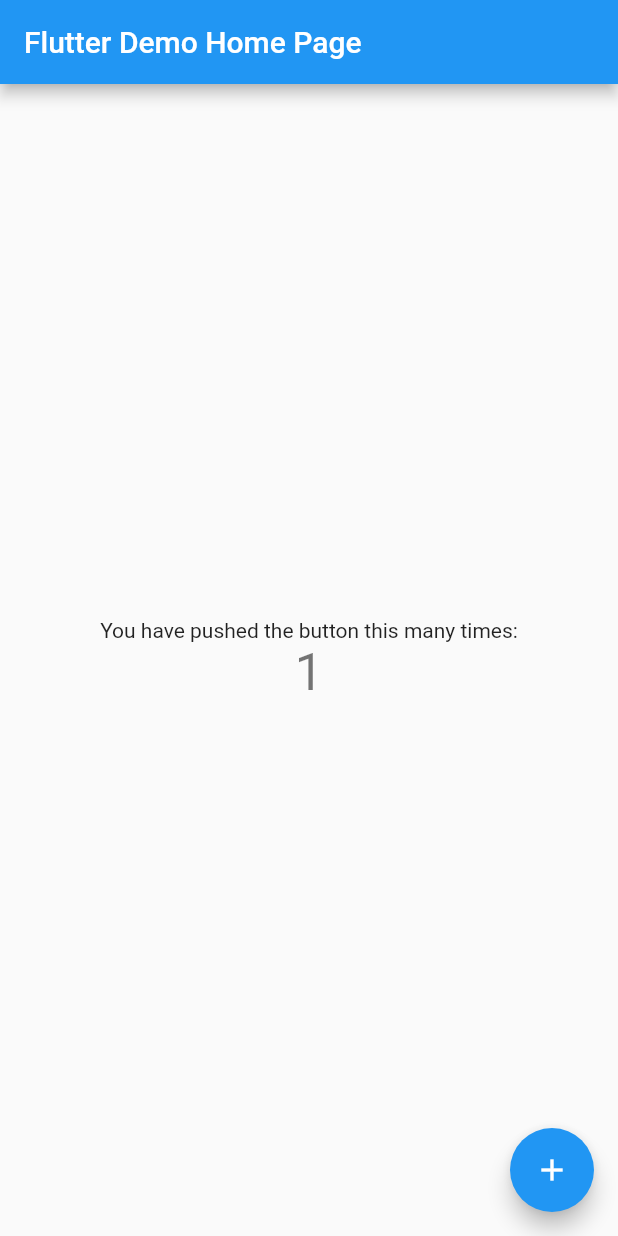
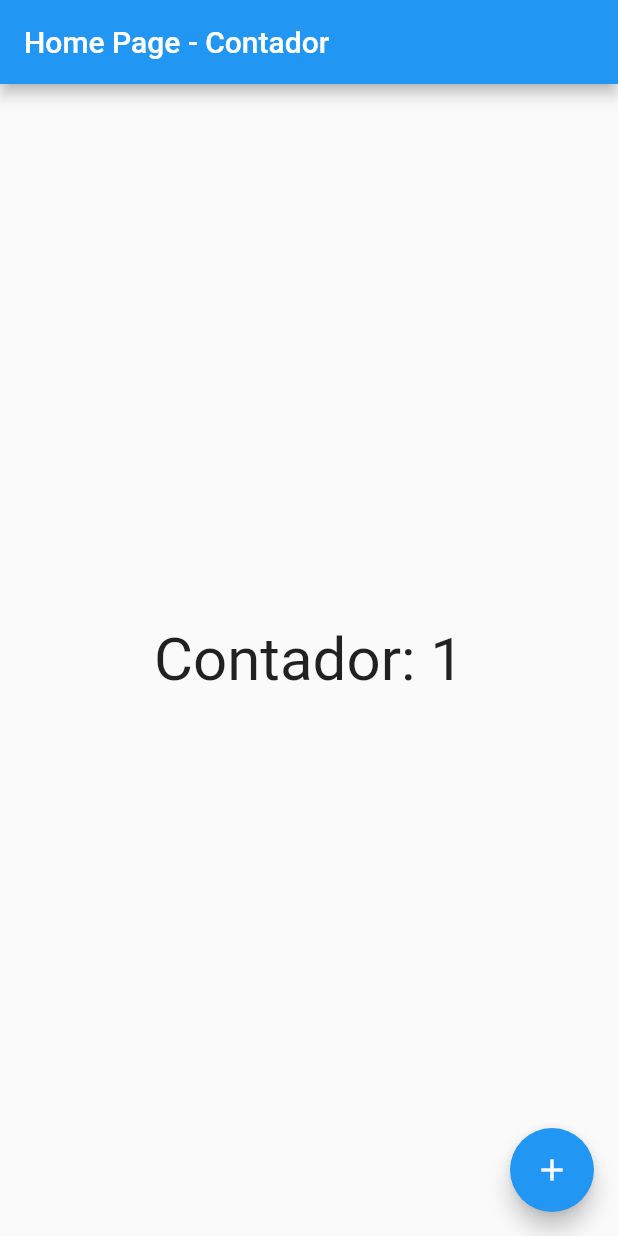
Before and after one commit to CarlusKauan/Flutter, a Flutter app: the screen it shows after launch, after a tap on the "add" icon, on a phone screen of 412 x 824 dp. Run offline on Flutter 3.47's test engine with Material 2 defaults, Android fonts, the light colour scheme and no system bars.

Commit message:
Aula 1 - 10

```diff
--- /dev/null
+++ b/helloworld/lib/app_widget.dart
@@ -0,0 +1,13 @@
+import 'package:flutter/material.dart';
+
+import 'home_page.dart';
+
+class AppWidget extends StatelessWidget {
+  @override
+  Widget build(BuildContext context) {
+    return MaterialApp(
+      theme: ThemeData(primarySwatch: Colors.blue),
+      home: HomePage(),
+    );
+  }
+}
--- /dev/null
+++ b/helloworld/lib/home_page.dart
@@ -0,0 +1,43 @@
+import 'package:flutter/material.dart';
+
+class HomePage extends StatefulWidget {
+  @override
+  State<HomePage> createState() {
+    return HomePageState();
+  }
+}
+
+class HomePageState extends State<HomePage> {
+  int counter = 0;
+
+  @override
+  Widget build(BuildContext context) {
+    return Scaffold(
+      appBar: AppBar(
+        title: Text('Home Page - Contador'),
+      ),
+      body: Center(
+        child: Center(
+            child: GestureDetector(
+          child: Text(
+            'Contador: $counter',
+            style: TextStyle(fontSize: 40),
+          ),
+          onTap: () {
+            setState(() {
+              counter--;
+            });
+          },
+        )),
+      ),
+      floatingActionButton: FloatingActionButton(
+        child: Icon(Icons.add),
+        onPressed: () {
+          setState(() {
+            counter++;
+          });
+        },
+      ),
+    );
+  }
+}
--- a/helloworld/lib/main.dart
+++ b/helloworld/lib/main.dart
@@ -1,115 +1,7 @@
 import 'package:flutter/material.dart';
 
-void main() {
-  runApp(const MyApp());
+import 'app_widget.dart';
+
+main() {
+  runApp(AppWidget());
 }
-
-class MyApp extends StatelessWidget {
-  const MyApp({Key? key}) : super(key: key);
-
-  // This widget is the root of your application.
-  @override
-  Widget build(BuildContext context) {
-    return MaterialApp(
-      title: 'Flutter Demo',
-      theme: ThemeData(
-        // This is the theme of your application.
-        //
-        // Try running your application with "flutter run". You'll see the
-        // application has a blue toolbar. Then, without quitting the app, try
-        // changing the primarySwatch below to Colors.green and then invoke
-        // "hot reload" (press "r" in the console where you ran "flutter run",
-        // or simply save your changes to "hot reload" in a Flutter IDE).
-        // Notice that the counter didn't reset back to zero; the application
-        // is not restarted.
-        primarySwatch: Colors.blue,
-      ),
-      home: const MyHomePage(title: 'Flutter Demo Home Page'),
-    );
-  }
-}
-
-class MyHomePage extends StatefulWidget {
-  const MyHomePage({Key? key, required this.title}) : super(key: key);
-
-  // This widget is the home page of your application. It is stateful, meaning
-  // that it has a State object (defined below) that contains fields that affect
-  // how it looks.
-
-  // This class is the configuration for the state. It holds the values (in this
-  // case the title) provided by the parent (in this case the App widget) and
-  // used by the build method of the State. Fields in a Widget subclass are
-  // always marked "final".
-
-  final String title;
-
-  @override
-  State<MyHomePage> createState() => _MyHomePageState();
-}
-
-class _MyHomePageState extends State<MyHomePage> {
-  int _counter = 0;
-
-  void _incrementCounter() {
-    setState(() {
-      // This call to setState tells the Flutter framework that something has
-      // changed in this State, which causes it to rerun the build method below
-      // so that the display can reflect the updated values. If we changed
-      // _counter without calling setState(), then the build method would not be
-      // called again, and so nothing would appear to happen.
-      _counter++;
-    });
-  }
-
-  @override
-  Widget build(BuildContext context) {
-    // This method is rerun every time setState is called, for instance as done
-    // by the _incrementCounter method above.
-    //
-    // The Flutter framework has been optimized to make rerunning build methods
-    // fast, so that you can just rebuild anything that needs updating rather
-    // than having to individually change instances of widgets.
-    return Scaffold(
-      appBar: AppBar(
-        // Here we take the value from the MyHomePage object that was created by
-        // the App.build method, and use it to set our appbar title.
-        title: Text(widget.title),
-      ),
-      body: Center(
-        // Center is a layout widget. It takes a single child and positions it
-        // in the middle of the parent.
-        child: Column(
-          // Column is also a layout widget. It takes a list of children and
-          // arranges them vertically. By default, it sizes itself to fit its
-          // children horizontally, and tries to be as tall as its parent.
-          //
-          // Invoke "debug painting" (press "p" in the console, choose the
-          // "Toggle Debug Paint" action from the Flutter Inspector in Android
-          // Studio, or the "Toggle Debug Paint" command in Visual Studio Code)
-          // to see the wireframe for each widget.
-          //
-          // Column has various properties to control how it sizes itself and
-          // how it positions its children. Here we use mainAxisAlignment to
-          // center the children vertically; the main axis here is the vertical
-          // axis because Columns are vertical (the cross axis would be
-          // horizontal).
-          mainAxisAlignment: MainAxisAlignment.center,
-          children: <Widget>[
-            const Text(
-              'You have pushed the button this many times:',
-            ),
-            Text(
-              '$_counter',
-              style: Theme.of(context).textTheme.headline4,
-            ),
-          ],
-        ),
-      ),
-      floatingActionButton: FloatingActionButton(
-        onPressed: _incrementCounter,
-        tooltip: 'Increment',
-        child: const Icon(Icons.add),
-      ), // This trailing comma makes auto-formatting nicer for build methods.
-    );
-  }
-}
```
Also changed, not shown: 1 other file.
